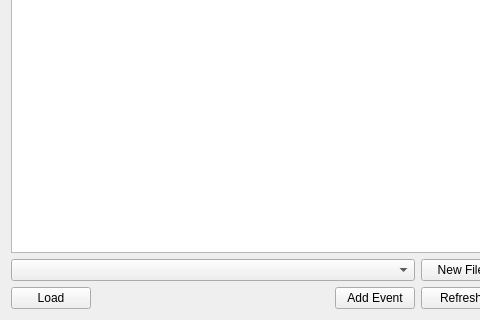
Above: tools/cathedral/ui/EventWindow.ui from comphack/comp_hack before the change; both pictures show x 0 to 480 and y 110 to 430 of the 716 by 430 pixel window. Below: the same form after it.
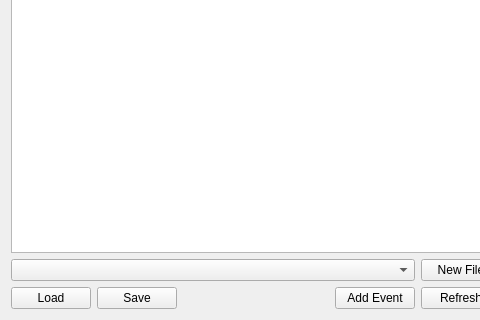
That is the form after the change.

Diff of the .ui file:
```diff
--- a/tools/cathedral/ui/EventWindow.ui
+++ b/tools/cathedral/ui/EventWindow.ui
@@ -88,6 +88,13 @@
            </property>
           </widget>
          </item>
+         <item>
+          <widget class="QPushButton" name="save">
+           <property name="text">
+            <string>Save</string>
+           </property>
+          </widget>
+         </item>
          <item>
           <spacer name="buttonSpacer">
            <property name="orientation">
```
